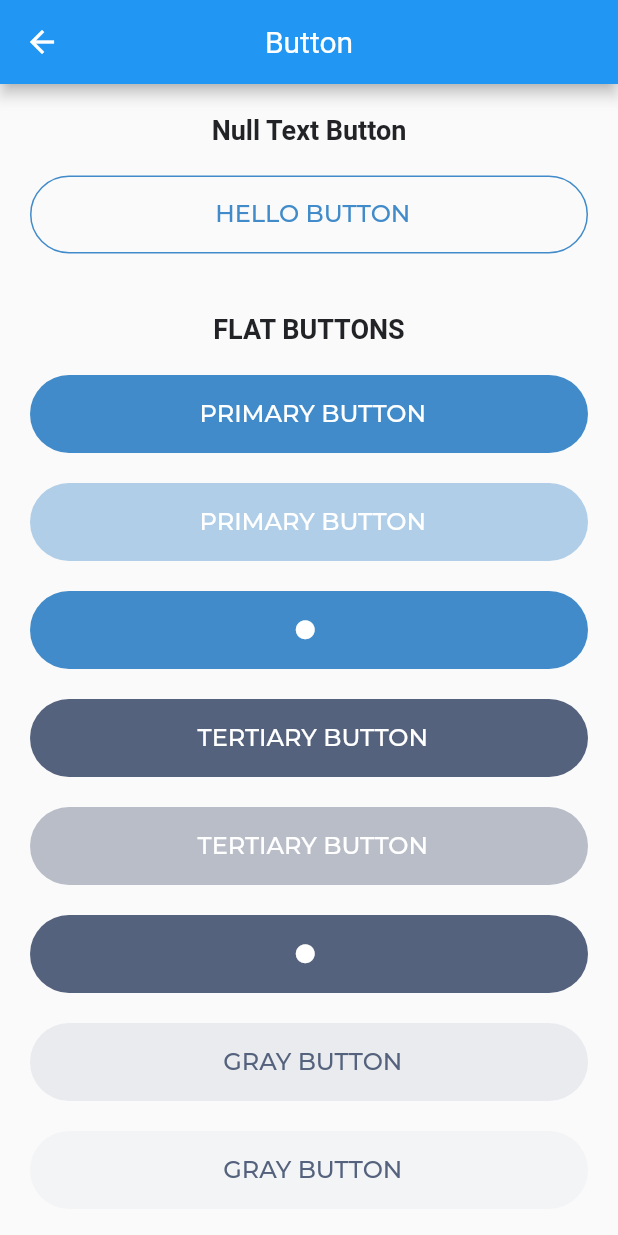
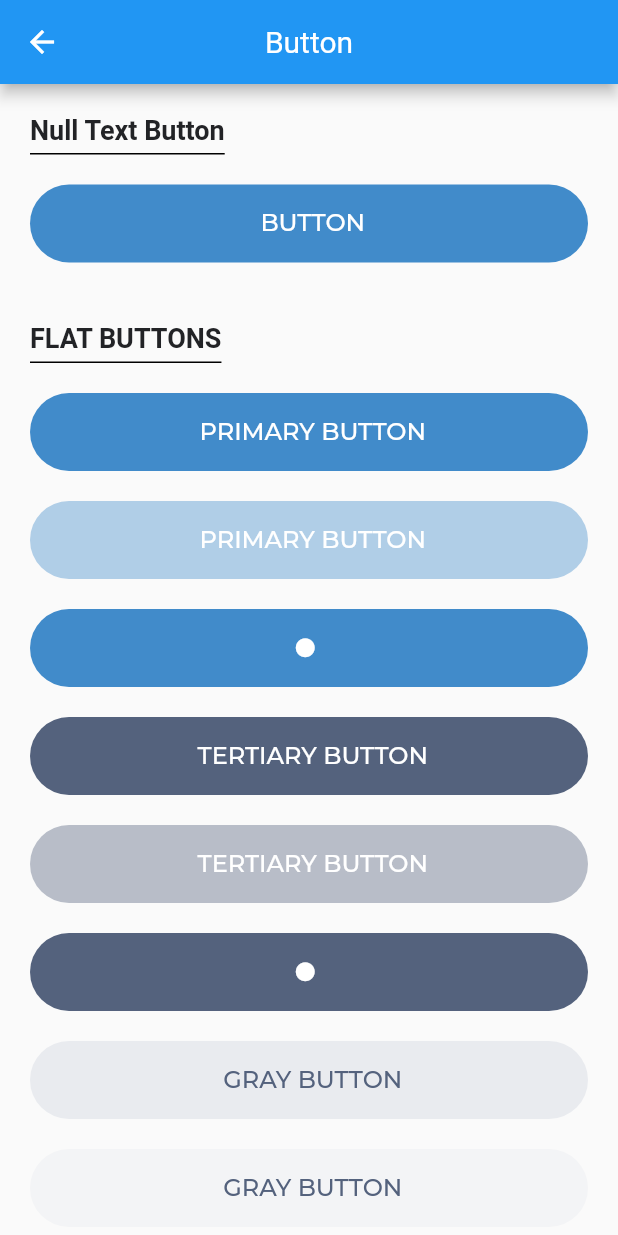
Before and after one commit to aajay-logiciel/ajayjp, a Flutter app: the ButtonClass screen opened directly, on a phone screen of 412 x 824 dp. Run offline on Flutter 3.47's test engine with Material 2 defaults, Android fonts, the phone set to English and light mode, and no system bars; our stand-ins replace get.

Commit message:
button & text complete

```diff
--- a/lib/button_class.dart
+++ b/lib/button_class.dart
@@ -24,19 +24,20 @@ class ButtonClass extends StatelessWidget {
             child: Column(
               children: [
                 text('Null Text Button'),
+
                 space(),
-                const JPButton(
-                  text: 'HELLO BUTTON',
-                  disabled: true,
-                  type: JPButtonType.outline,
+                JPButton(
+                  text: 'BUTTON',
+                  onPressed: () {},
                 ),
                 space(),
                 space(),
                 text('FLAT BUTTONS'),
                 space(),
-                const JPButton(
+                JPButton(
                   text: ("PRIMARY BUTTON"),
                   colorType: JPButtonColorType.primary,
+                  onPressed: () {},
                 ),
                 space(),
                 const JPButton(
@@ -45,14 +46,16 @@ class ButtonClass extends StatelessWidget {
                   disabled: true,
                 ),
                 space(),
-                const JPButton(
+                JPButton(
                   colorType: JPButtonColorType.primary,
                   iconData: Icons.circle,
+                  onPressed: () {},
                 ),
                 space(),
-                const JPButton(
+                JPButton(
                   text: ("TERTIARY BUTTON"),
                   colorType: JPButtonColorType.tertiary,
+                  onPressed: () {},
                 ),
                 space(),
                 const JPButton(
@@ -61,14 +64,16 @@ class ButtonClass extends StatelessWidget {
                   disabled: true,
                 ),
                 space(),
-                const JPButton(
+                JPButton(
                   iconData: Icons.circle,
                   colorType: JPButtonColorType.tertiary,
+                  onPressed: () {},
                 ),
                 space(),
-                const JPButton(
+                JPButton(
                   text: ("GRAY BUTTON"),
                   colorType: JPButtonColorType.lightGray,
+                  onPressed: () {},
                 ),
                 space(),
                 const JPButton(
@@ -77,18 +82,20 @@ class ButtonClass extends StatelessWidget {
                   disabled: true,
                 ),
                 space(),
-                const JPButton(
+                JPButton(
                   iconData: Icons.circle,
                   colorType: JPButtonColorType.lightGray,
                   iconColor: JPColor.tertiary,
+                  onPressed: () {},
                 ),
                 space(),
                 space(),
                 text('LARGE BUTTONS'),
                 space(),
-                const JPButton(
+                JPButton(
                   text: "BUTTON",
                   size: JPButtonSize.large,
+                  onPressed: () {},
                 ),
                 space(),
                 const JPButton(
@@ -103,16 +110,18 @@ class ButtonClass extends StatelessWidget {
                     colorType: JPButtonColorType.tertiary,
                     disabled: true),
                 space(),
-                const JPButton(
+                JPButton(
                   text: "BUTTON",
                   size: JPButtonSize.large,
                   colorType: JPButtonColorType.tertiary,
+                  onPressed: () {},
                 ),
                 space(),
-                const JPButton(
+                JPButton(
                   text: "BUTTON",
                   size: JPButtonSize.large,
                   colorType: JPButtonColorType.lightGray,
+                  onPressed: () {},
                 ),
                 space(),
                 const JPButton(
@@ -125,9 +134,10 @@ class ButtonClass extends StatelessWidget {
                 space(),
                 text('MEDIUM BUTTONS'),
                 space(),
-                const JPButton(
+                JPButton(
                   text: "BUTTON",
                   size: JPButtonSize.medium,
+                  onPressed: () {},
                 ),
                 space(),
                 const JPButton(
@@ -142,16 +152,18 @@ class ButtonClass extends StatelessWidget {
                     colorType: JPButtonColorType.tertiary,
                     disabled: true),
                 space(),
-                const JPButton(
+                JPButton(
                   text: "BUTTON",
                   size: JPButtonSize.medium,
                   colorType: JPButtonColorType.tertiary,
+                  onPressed: () {},
                 ),
                 space(),
-                const JPButton(
+                JPButton(
                   text: "BUTTON",
                   size: JPButtonSize.medium,
                   colorType: JPButtonColorType.lightGray,
+                  onPressed: () {},
                 ),
                 space(),
                 const JPButton(
@@ -170,9 +182,10 @@ class ButtonClass extends StatelessWidget {
                   children: [
                     Column(
                       children: [
-                        const JPButton(
+                        JPButton(
                           text: 'ADD',
                           size: JPButtonSize.small,
+                          onPressed: () {},
                         ),
                         space(),
                         const JPButton(
@@ -184,10 +197,11 @@ class ButtonClass extends StatelessWidget {
                     ),
                     Column(
                       children: [
-                        const JPButton(
+                        JPButton(
                           text: 'BUTTON',
                           size: JPButtonSize.small,
                           colorType: JPButtonColorType.tertiary,
+                          onPressed: () {},
                         ),
                         space(),
                         const JPButton(
@@ -200,10 +214,11 @@ class ButtonClass extends StatelessWidget {
                     ),
                     Column(
                       children: [
-                        const JPButton(
+                        JPButton(
                           text: 'ADD',
                           size: JPButtonSize.small,
                           colorType: JPButtonColorType.lightGray,
+                          onPressed: () {},
                         ),
                         space(),
                         const JPButton(
@@ -220,88 +235,41 @@ class ButtonClass extends StatelessWidget {
                 space(),
                 text(' OUTLINE BUTTONS'),
                 space(),
-                const JPButton(
+                JPButton(
                   text: 'ADD',
                   type: JPButtonType.outline,
-                ),
-                space(),
-                const JPButton(
-                  text: 'ADD',
-                  type: JPButtonType.outline,
-                  size: JPButtonSize.medium,
+                  size: JPButtonSize.small,
+                  onPressed: () {},
                 ),
                 space(),
                 const JPButton(
                   text: 'ADD',
                   type: JPButtonType.outline,
                   size: JPButtonSize.small,
-                ),
-                space(),
-                const JPButton(
-                  text: 'ADD',
-                  type: JPButtonType.outline,
-                  size: JPButtonSize.small,
-                  colorType: JPButtonColorType.tertiary,
-                ),
-                space(),
-                const JPButton(
-                  text: 'ADD',
-                  type: JPButtonType.outline,
-                  size: JPButtonSize.small,
-                  colorType: JPButtonColorType.lightGray,
+                  disabled: true,
                 ),
                 space(),
                 text(' LOAD MORE BUTTONS'),
                 space(),
-                const JPButton(
-                  text: "Large",
-                  iconData: Icons.add,
-                ),
-                space(),
-                const JPButton(
-                  iconData: Icons.add,
-                  text: "Medium",
-                  size: JPButtonSize.medium,
-                  colorType: JPButtonColorType.tertiary,
-                ),
-                space(),
-                const JPButton(
-                  iconData: Icons.add,
-                  text: "Medium With Icon",
+                JPButton(
+                  text: "LOAD MORE",
+                  iconData: Icons.circle,
                   size: JPButtonSize.mediumWithIcon,
-                  colorType: JPButtonColorType.tertiary,
-                ),
-                space(),
-                space(),
-                text('TEXT COLOR CHANGE '),
-                space(),
-                const JPButton(
-                  text: 'COLOR CHANGE',
-                  textColor: JPColor.secondary,
-                ),
-                space(),
-                const JPButton(
-                  text: 'COLOR CHANGE',
-                  textColor: JPColor.secondary,
-                  size: JPButtonSize.large,
-                ),
-                space(),
-                const JPButton(
-                  text: 'COLOR CHANGE',
-                  textColor: JPColor.secondary,
-                  size: JPButtonSize.small,
+                  onPressed: () {},
                 ),
                 space(),
                 space(),
                 text('ICON BUTTON'),
                 space(),
-                const JPButton(
+                JPButton(
                   iconData: Icons.eleven_mp,
+                  onPressed: () {},
                 ),
                 space(),
-                const JPButton(
+                JPButton(
                   iconData: Icons.eleven_mp,
                   size: JPButtonSize.mediumWithIcon,
+                  onPressed: () {},
                 ),
                 space(),
                 text('SMALL ICON BUTTON'),
@@ -318,12 +286,24 @@ class ButtonClass extends StatelessWidget {
         width: 20,
       );
 
-  Widget text(String text1) => Center(
+  Widget text(String text1) => Align(
+    alignment: Alignment.topLeft,
+    child: Container(
+      padding: const EdgeInsets.only(
+        bottom: 5, // Space between underline and text
+      ),
+      decoration: const BoxDecoration(
+          border: Border(bottom: BorderSide(
+            color: Colors.black,
+            width: 1.0, // Underline thickness
+          ))
+      ),
       child: JPText(
         text: text1,
         textSize: JPTextSize.heading2,
         fontWeight: JPFontWeight.bold,
         maxLine: 2,
       ),
+    ),
   );
 }
--- a/packages/jp_ui_kit/lib/Button/index.dart
+++ b/packages/jp_ui_kit/lib/Button/index.dart
@@ -122,15 +122,15 @@ class _JPButtonState extends State<JPButton> {
     switch (widget.colorType) {
       case JPButtonColorType.primary:
         color = (widget.type == JPButtonType.outline) ? JPColor.primary : JPColor.white;
-          break;
+        break;
 
       case JPButtonColorType.tertiary:
         color = (widget.type == JPButtonType.outline) ? JPColor.tertiary : JPColor.white;
-          break;
+        break;
 
       case JPButtonColorType.lightGray:
         color = (widget.type == JPButtonType.outline) ? JPColor.lightGray : JPColor.tertiary;
-          break;
+        break;
 
       default:
         color = JPColor.white;
--- a/packages/jp_ui_kit/lib/JPLabel/jp_label.dart
+++ b/packages/jp_ui_kit/lib/JPLabel/jp_label.dart
@@ -71,6 +71,7 @@ class _JPLabelsState extends State<JPLabels> {
     }
 
     return Container(
+      padding: const EdgeInsets.symmetric(horizontal: 10,vertical: 5),
       width: 50.0,
       height: 24.0,
       decoration: BoxDecoration(
--- a/packages/jp_ui_kit/lib/Text/index.dart
+++ b/packages/jp_ui_kit/lib/Text/index.dart
@@ -15,6 +15,7 @@ class JPText extends StatelessWidget {
       this.overflow = TextOverflow.ellipsis,
       this.textAlign = TextAlign.center,
         this.maxLine=1,
+        this.textDecoration,
       Key? key})
       : super(key: key);
 
@@ -40,6 +41,9 @@ class JPText extends StatelessWidget {
   final TextAlign textAlign;
   /// Defines maxLine of a text.
   final int maxLine;
+
+  ///Defines text decoration
+  final TextDecoration? textDecoration;
 
   @override
   Widget build(BuildContext context) {
@@ -100,6 +104,7 @@ class JPText extends StatelessWidget {
         package: 'jp_ui_kit',
         fontWeight: getFontWeight(),
         overflow: overflow,
+        decoration: textDecoration,
       ),
     );
   }
```
Also changed, not shown: lib/lables.dart (+7 -4 lines), lib/text.dart (+15 -65 lines). Lines whose indentation alone changed are shown as unchanged.
